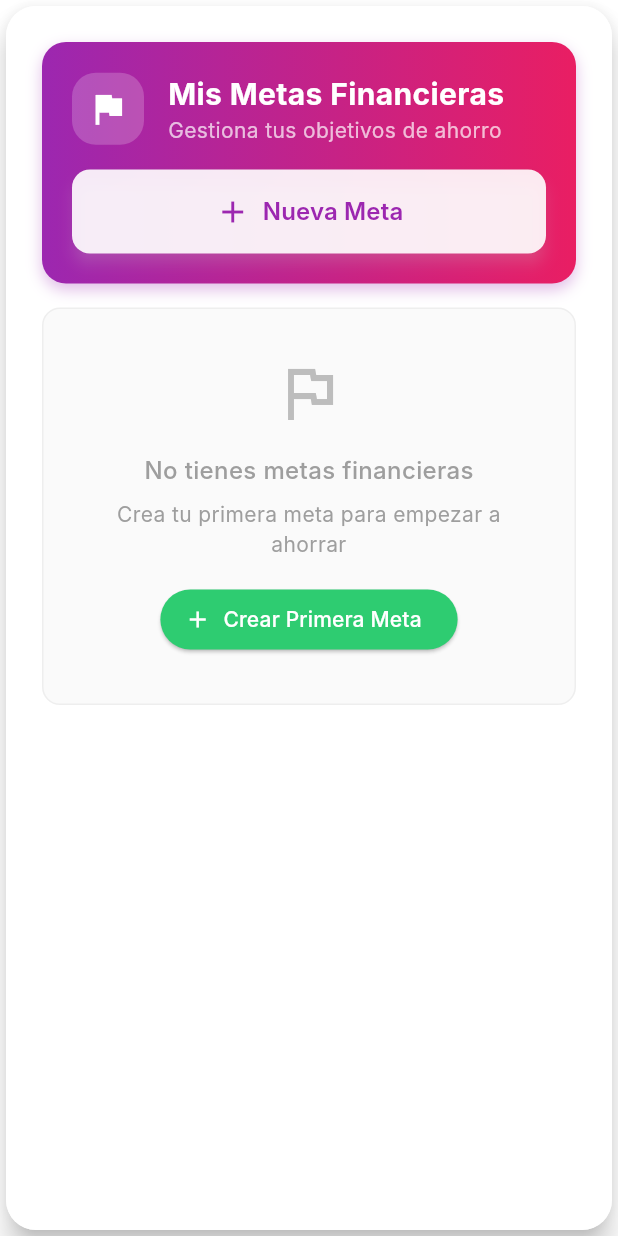
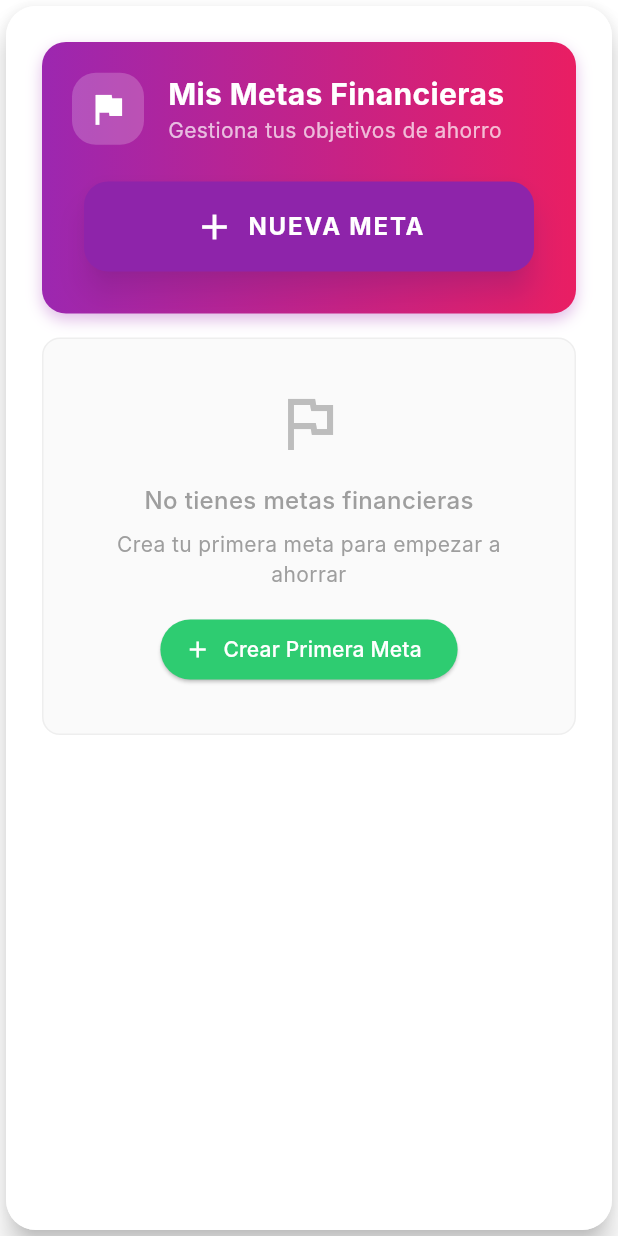
Before and after one commit to JuanGubio/ahorramax, a Flutter app: the FinancialGoalsWidget widget shown alone on an empty page, opened directly, on a phone screen of 412 x 824 dp. Run offline on Flutter 3.47's test engine with Material 3 defaults, Android fonts, the phone set to English and light mode, and no system bars; our stand-ins replace audioplayers, cloud_firestore, firebase_auth, firebase_core, firebase_storage, fl_chart and 8 more; accounts and stored records are empty; Roboto replaces fonts that are missing (Inter).

Commit message:
Fix mobile responsive issues: make add goal button more prominent, fix expense list text wrapping

```diff
--- a/lib/widgets/financial_goals.dart
+++ b/lib/widgets/financial_goals.dart
@@ -203,28 +203,31 @@ class _FinancialGoalsWidgetState extends State<FinancialGoalsWidget> {
                         // Botón de agregar más prominente
                         Container(
                           width: double.infinity,
+                          padding: const EdgeInsets.all(8),
                           child: ElevatedButton.icon(
                             onPressed: _showCreateGoalDialog,
-                            icon: const Icon(Icons.add, size: 24),
-                            label: Text(
-                              'Nueva Meta',
+                            icon: const Icon(Icons.add, size: 28, color: Colors.white),
+                            label: const Text(
+                              'NUEVA META',
                               style: TextStyle(
-                                fontSize: isSmallScreen ? 14 : 16,
-                                fontWeight: FontWeight.w600,
+                                fontSize: 16,
+                                fontWeight: FontWeight.bold,
+                                letterSpacing: 1.2,
                               ),
                             ),
                             style: ElevatedButton.styleFrom(
-                              backgroundColor: Colors.white.withOpacity(0.9),
-                              foregroundColor: Colors.purple,
-                              padding: EdgeInsets.symmetric(
-                                horizontal: isSmallScreen ? 16 : 24,
-                                vertical: isSmallScreen ? 12 : 16,
+                              backgroundColor: Colors.purple.shade600,
+                              foregroundColor: Colors.white,
+                              padding: const EdgeInsets.symmetric(
+                                horizontal: 24,
+                                vertical: 16,
                               ),
                               shape: RoundedRectangleBorder(
-                                borderRadius: BorderRadius.circular(12),
+                                borderRadius: BorderRadius.circular(16),
                               ),
-                              elevation: 4,
-                              shadowColor: Colors.white.withOpacity(0.3),
+                              elevation: 8,
+                              shadowColor: Colors.purple.withOpacity(0.5),
+                              minimumSize: const Size(double.infinity, 56),
                             ),
                           ),
                         ),
```
Also changed, not shown: lib/widgets/expense_list.dart (+42 -31 lines), 1 other file.
